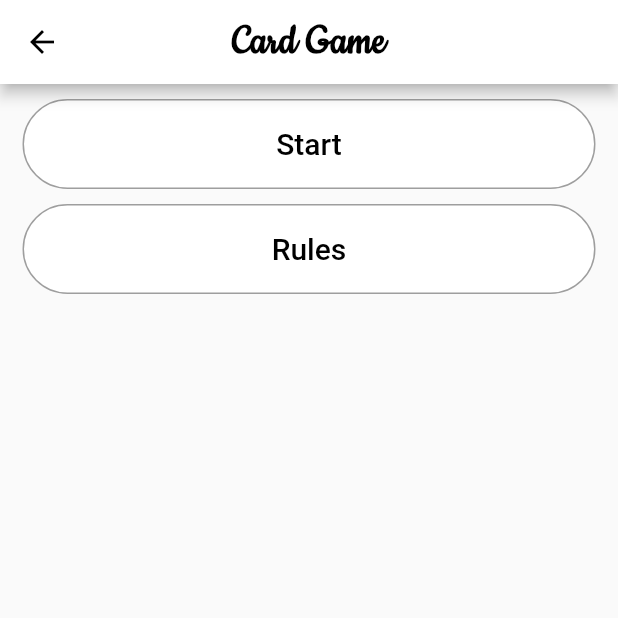
After one commit to nextstepsyep/community-on-demand-2021, a Flutter app: the NavigationScreen screen opened directly, item 5 of the bottom bar chosen, after a tap on "Card Game", on a phone screen of 412 x 824 dp, the top half of it. The commit adds this screen. Run offline on Flutter 3.47's test engine with Material 2 defaults, Android fonts, the phone set to English and light mode, and no system bars; missing offline and left inert: flutter_swipable; network calls fail.

Commit message:
save this version of cg to new branch

```diff
--- /dev/null
+++ b/lib/Screens/Home/navigationBodies/CardGame/card_game_page.dart
@@ -0,0 +1,95 @@
+import 'package:community_on_demand_code_demo/Screens/Home/navigationBodies/CardGame/card_game_screen.dart';
+import 'package:flutter/cupertino.dart';
+import 'package:flutter/material.dart';
+import 'package:community_on_demand_code_demo/Features/AlertMenu.dart';
+
+
+import 'package:community_on_demand_code_demo/Screens/Home/home_screen.dart';
+import 'package:community_on_demand_code_demo/Screens/Home/navigationBodies/classes_screen.dart';
+
+class CardGamePage extends StatelessWidget {
+  static const double paddingHeight = 20;
+  static const Color barColor = Colors.white;
+  static const TextStyle optionStyle = TextStyle(
+      fontSize: 30,
+      fontWeight: FontWeight.bold,
+      color: Colors.black,
+      fontFamily: 'Cookie');
+
+  @override
+  Widget build(BuildContext context) {
+    double screenWidth = MediaQuery.of(context).size.width;
+    double screenHeight = MediaQuery.of(context).size.height;
+
+    return Scaffold(
+      appBar: AppBar(
+        leading: IconButton(
+          icon: Icon(Icons.arrow_back, color: Colors.black),
+          onPressed: () => Navigator.of(context).pop(),
+        ),
+        centerTitle: true,
+        title: Text('Card Game', style: optionStyle),
+        backgroundColor: Colors.white,
+      ),
+
+      body: new Center(
+        widthFactor: screenWidth * 0.95,
+        heightFactor: screenHeight * 0.95,
+        child: Column(
+          children: <Widget>[
+            SizedBox(height: 10),
+            ElevatedButton(
+              style: ElevatedButton.styleFrom(
+                minimumSize: Size(screenWidth - 30, 60),
+                primary: Colors.white,
+                elevation: 0,
+                shape: StadiumBorder(),
+                side: BorderSide(color: Colors.grey, width: 1),
+              ),
+              onPressed: () {
+                Navigator.push(
+                    context,
+                    new MaterialPageRoute(
+                        builder: (context) => new CardGameScreen()));
+              },
+              child: Text(
+                'Start',
+                style: TextStyle(
+                  fontSize: 20.0,
+                  color: Colors.black,
+                ),
+              ),
+            ),
+            SizedBox(height: 10),
+            ElevatedButton(
+              style: ElevatedButton.styleFrom(
+                minimumSize: Size(screenWidth - 30, 60),
+                primary: Colors.white,
+                elevation: 0,
+                shape: StadiumBorder(),
+                side: BorderSide(color: Colors.grey, width: 1),
+              ),
+              onPressed: () {
+                showDialog(
+                    context: context,
+                    builder: (BuildContext context) =>
+                        AlertMenu(
+                          title: "RULES",
+                          content: "swipe right to... left to... down to... up to...",
+                          actions: [],
+                        ));
+              },
+              child: Text(
+                'Rules',
+                style: TextStyle(
+                  fontSize: 20.0,
+                  color: Colors.black,
+                ),
+              ),
+            ),
+          ],
+        ),
+      ),
+    );
+  }
+}
--- a/lib/Screens/Home/navigationBodies/Profile.dart
+++ b/lib/Screens/Home/navigationBodies/Profile.dart
@@ -1,3 +1,4 @@
+import 'package:community_on_demand_code_demo/Screens/Home/navigationBodies/CardGame/card_game_screen.dart';
 import 'package:community_on_demand_code_demo/Screens/Home/navigationBodies/badges_screen.dart';
 import 'package:community_on_demand_code_demo/Screens/Home/navigationBodies/past_projects_screen.dart';
 import 'package:community_on_demand_code_demo/Screens/Home/navigationBodies/profile_settings.dart';
@@ -7,6 +8,7 @@ import 'package:flutter/cupertino.dart';
 import 'package:flutter/material.dart';
 
 import '../home_screen.dart';
+import 'CardGame/card_game_page.dart';
 import 'classes_screen.dart';
 
 class Profile extends StatelessWidget {
@@ -139,6 +141,29 @@ class Profile extends StatelessWidget {
               Navigator.push(
                   context,
                   new MaterialPageRoute(
+                      builder: (context) => new CardGamePage()));
+            },
+            child: Text(
+              'Card Game',
+              style: TextStyle(
+                fontSize: 20.0,
+                color: Colors.black,
+              ),
+            ),
+          ),
+          SizedBox(height: 10),
+          ElevatedButton(
+            style: ElevatedButton.styleFrom(
+              minimumSize: Size(screenWidth - 30, 60),
+              primary: Colors.white,
+              elevation: 0,
+              shape: StadiumBorder(),
+              side: BorderSide(color: Colors.grey, width: 1),
+            ),
+            onPressed: () {
+              Navigator.push(
+                  context,
+                  new MaterialPageRoute(
                       builder: (context) => new ProfileSettings()));
             },
             child: Text(
--- a/pubspec.yaml
+++ b/pubspec.yaml
@@ -18,11 +18,12 @@ publish_to: 'none' # Remove this line if you wish to publish to pub.dev
 version: 1.0.0+1
 
 environment:
-  sdk: ">=2.7.0 <3.0.0"
+  sdk: ">=2.12.0 <3.0.0"
 
 dependencies:
   flutter:
     sdk: flutter
+  flutter_swipable: ^0.1.1
 
 
   # The following adds the Cupertino Icons font to your application.
```
Also changed, not shown: lib/Screens/Home/navigationBodies/CardGame/CardGame.dart (added, +115 -0 lines), lib/Screens/Home/navigationBodies/CardGame/card_game_screen.dart (added, +24 -0 lines), pubspec.lock.
